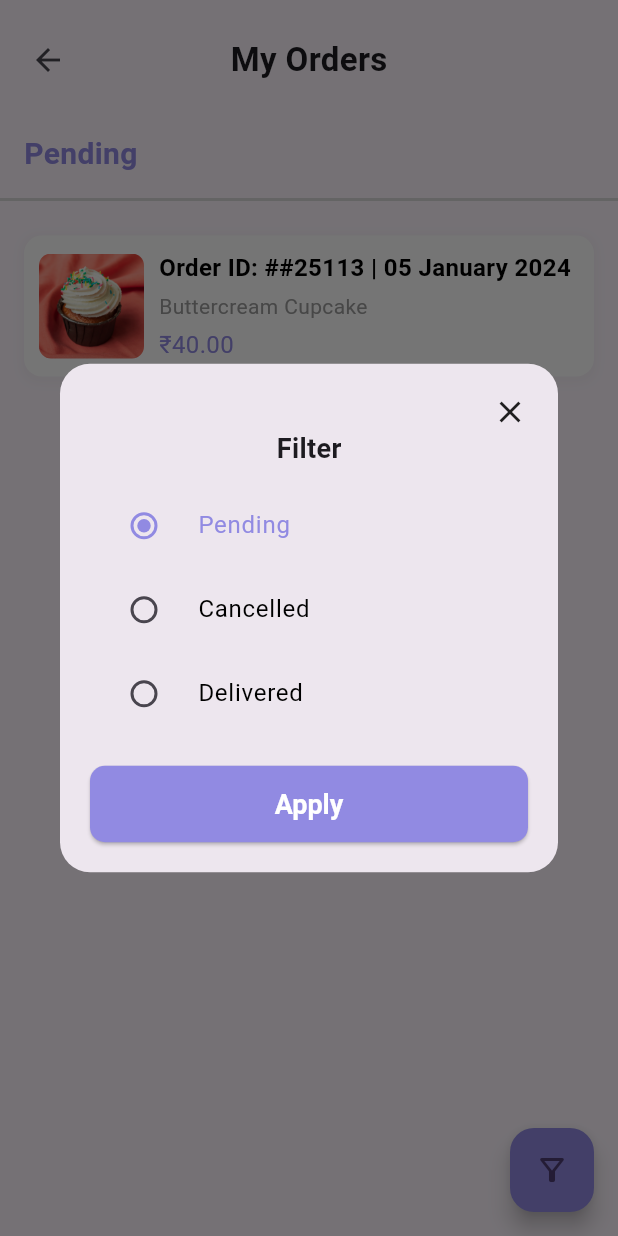
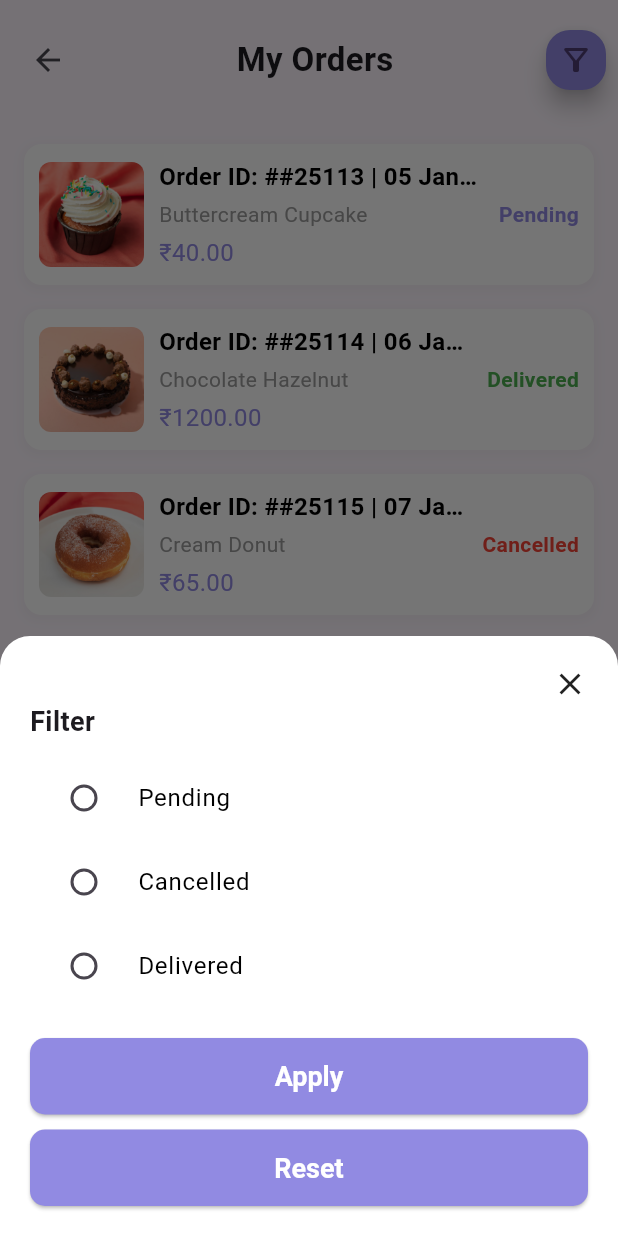
Before and after one commit to samruddhin24/BakeryManagementAPP, a Flutter app: the OrderStatusScreen screen opened by its route, after a tap on the "filter alt" icon, on a phone screen of 412 x 824 dp. Run offline on Flutter 3.47's test engine with Material 3 defaults, Android fonts, the phone set to English and light mode, and no system bars; our stand-ins replace get, velocity_x; project files that could hold a hidden picture were left out.

Commit message:
filter changes

```diff
--- a/lib/models/ordered_item_model.dart
+++ b/lib/models/ordered_item_model.dart
@@ -1,4 +1,4 @@
-enum OrderStatus{pending,cancelled,delivered}
+enum OrderStatus{pending,cancelled,delivered,none}
 
 class Order{
   final String id;
--- a/lib/screens/order_status/order_status_controller.dart
+++ b/lib/screens/order_status/order_status_controller.dart
@@ -8,8 +8,7 @@ class OrderStatusController extends GetxController{
 
   var orders = <Order>[].obs;
   var filteredOrders = <Order>[].obs;
-  var selectedFilter = OrderStatus.pending.obs;
-  var selectedTemporaryFilter = OrderStatus.pending.obs;
+  var selectedFilter = OrderStatus.none.obs;
 
   void onInit(){
     super.onInit();
@@ -24,19 +23,28 @@ class OrderStatusController extends GetxController{
     ];
 
     orders.addAll(allOrders);
+    filteredOrders.value = orders;
+  }
+
+  void applyFilter(){
+    if(selectedFilter.value == OrderStatus.none){
+      filteredOrders.value = orders;
+    }else {
+      filteredOrders.value =
+          orders.where((order) => order.status == selectedFilter.value)
+              .toList();
+    }
+  }
+
+
+  void setFilter(OrderStatus status) {
+    selectedFilter.value = status;
     applyFilter();
   }
 
-  void applyFilter(){
-    filteredOrders.value = orders.where((order) => order.status == selectedFilter.value).toList();
-  }
 
-  void setTemporaryFilter(OrderStatus status) {
-    selectedTemporaryFilter.value = status;
-  }
-
-  void applyTemporaryFilter(){
-    selectedFilter.value = selectedTemporaryFilter.value;
+  void resetFilter(){
+    selectedFilter.value = OrderStatus.none;
     applyFilter();
   }
 
--- a/lib/screens/order_status/order_status_screen.dart
+++ b/lib/screens/order_status/order_status_screen.dart
@@ -34,68 +34,34 @@ class OrderStatusScreen extends StatelessWidget {
                     fontSize: 22,
                   ),
                 ),
-                const SizedBox(width: 48),
+                Container(
+                  height: 40,
+                  width: 40,
+                  child: FloatingActionButton(
+                    onPressed: () {
+                      FilterButton.FilterBox(context);
+                    },
+                    backgroundColor: AppColors.primary1,
+                    child: const Icon(Icons.filter_alt_outlined),
+                  ),
+                )
               ],
             ),
           ),
-          Obx(() {
-            String title;
-            switch (controller.selectedFilter.value) {
-              case OrderStatus.cancelled:
-                title = AppConstants.cancelled;
-                break;
-              case OrderStatus.pending:
-                title = AppConstants.pending;
-                break;
-              case OrderStatus.delivered:
-                title = AppConstants.delivered;
-                break;
-              default:
-                title = AppConstants.pending;
-                break;
-            }
-            return Column(
-              children: [
-                Container(
-                  alignment: Alignment.centerLeft,
-                  padding:
-                      const EdgeInsets.symmetric(horizontal: 16, vertical: 8),
-                  child: Text(
-                    title,
-                    style: const TextStyle(
-                      fontSize: 20,
-                      fontWeight: FontWeight.bold,
-                      color: AppColors.primary1,
-                    ),
-                  ),
-                ),
-                const Divider(
-                  thickness: 2,
-                  color: AppColors.grey,
-                ),
-              ],
-            );
-          }),
           Expanded(
             child: Obx(() {
               return ListView.builder(
                 padding: const EdgeInsets.all(8),
                 itemCount: controller.filteredOrders.length,
-                itemBuilder: (context,index){
-                  return OrderedItemCard(order: controller.filteredOrders[index]);
+                itemBuilder: (context, index) {
+                  return OrderedItemCard(
+                      order: controller.filteredOrders[index]);
                 },
               );
             }),
           ),
         ],
       ),
-      floatingActionButton: FloatingActionButton(
-          onPressed: (){
-        FilterButton.FilterBox(context);
-      },
-      backgroundColor: AppColors.primary1,
-        child: const Icon(Icons.filter_alt_outlined),
-      ),
     );
   }
 }
--- a/lib/widgets/Pop-Ups/filter_button.dart
+++ b/lib/widgets/Pop-Ups/filter_button.dart
@@ -23,14 +23,14 @@ class FilterButton extends StatelessWidget {
     return Obx(() {
       return RadioListTile<OrderStatus>(
         value: status,
-        groupValue: controller.selectedTemporaryFilter.value,
+        groupValue: controller.selectedFilter.value,
         onChanged: (value) {
-          controller.selectedTemporaryFilter(value!);
+          controller.selectedFilter.value = value!;
         },
         title: Text(
           title,
           style: TextStyle(
-            color: status == controller.selectedTemporaryFilter.value
+            color: status == controller.selectedFilter.value
                 ? AppColors.primary1
                 : AppColors.black,
           ),
@@ -44,14 +44,22 @@ class FilterButton extends StatelessWidget {
     OrderStatusController controller = Get.find<OrderStatusController>(
         tag: ControllerTags.orderStatusController);
 
-    Get.dialog(Dialog(
-      shape: RoundedRectangleBorder(
-        borderRadius: BorderRadius.circular(20),
+
+      showModalBottomSheet(
+        context: context,
+        shape: const RoundedRectangleBorder(
+          borderRadius: BorderRadius.vertical(
+            top: Radius.circular(20),
           ),
-      child: Padding(
+        ),
+        backgroundColor: AppColors.white,
+        isScrollControlled: true,
+        builder: (BuildContext) {
+          return Padding(
             padding: const EdgeInsets.all(20),
             child: Column(
               mainAxisSize: MainAxisSize.min,
+              crossAxisAlignment: CrossAxisAlignment.stretch,
               children: [
                 Align(
                   alignment: Alignment.topRight,
@@ -68,17 +76,34 @@ class FilterButton extends StatelessWidget {
                   ),
                 ),
                 const SizedBox(height: 10),
-            FilterButton(status: OrderStatus.pending, title: AppConstants.pending),
-            FilterButton(status: OrderStatus.cancelled, title: AppConstants.cancelled),
-            FilterButton(status: OrderStatus.delivered, title: AppConstants.delivered),
+                FilterButton(
+                    status: OrderStatus.pending, title: AppConstants.pending),
+                FilterButton(
+                    status: OrderStatus.cancelled,
+                    title: AppConstants.cancelled),
+                FilterButton(
+                    status: OrderStatus.delivered,
+                    title: AppConstants.delivered),
                 const SizedBox(height: 20),
-            CustomButton(text: 'Apply', onPressed: (){
-              controller.applyTemporaryFilter();
+                CustomButton(
+                  text: 'Apply',
+                  onPressed: () {
+                    controller.applyFilter();
                     Get.back();
-            })
+                  },
+                ),
+                const SizedBox(height: 10),
+                CustomButton(
+                  text: 'Reset',
+                  onPressed: () {
+                    controller.resetFilter();
+                    Get.back();
+                  },
+                ),
               ],
             ),
-      ),
-    ));
+          );
+        },
+      );
   }
 }
--- a/lib/widgets/ordered_item_card.dart
+++ b/lib/widgets/ordered_item_card.dart
@@ -1,8 +1,6 @@
-import 'dart:ui';
-
 import 'package:bakery_app/constants/app_colors.dart';
 import 'package:bakery_app/constants/app_constants.dart';
-import 'package:flutter/cupertino.dart';
+import 'package:flutter/material.dart';
 import '../models/ordered_item_model.dart';
 
 class OrderedItemCard extends StatelessWidget {
@@ -68,9 +66,46 @@ class OrderedItemCard extends StatelessWidget {
                   ),
                 ),
               ],
-          ))
+            ),
+          ),
+          const SizedBox(width: 10),
+          Text(
+            orderStatus(order.status),
+            style: TextStyle(
+              fontSize: 14,
+              fontWeight: FontWeight.bold,
+              color: orderStatusType(order.status),
+            ),
+          )
         ],
       ),
     );
   }
+
+  String orderStatus(OrderStatus status){
+    switch(status){
+      case OrderStatus.pending:
+        return AppConstants.pending;
+      case OrderStatus.cancelled:
+        return AppConstants.cancelled;
+      case OrderStatus.delivered:
+        return AppConstants.delivered;
+      default:
+        return '';
     }
+  }
+
+  Color orderStatusType(OrderStatus status){
+    switch(status){
+      case OrderStatus.pending:
+        return AppColors.primary1;
+      case OrderStatus.cancelled:
+        return Colors.red;
+      case OrderStatus.delivered:
+        return Colors.green;
+      default:
+        return AppColors.darkGrey;
+    }
+  }
+
+}
```
Lines whose indentation alone changed are shown as unchanged.
